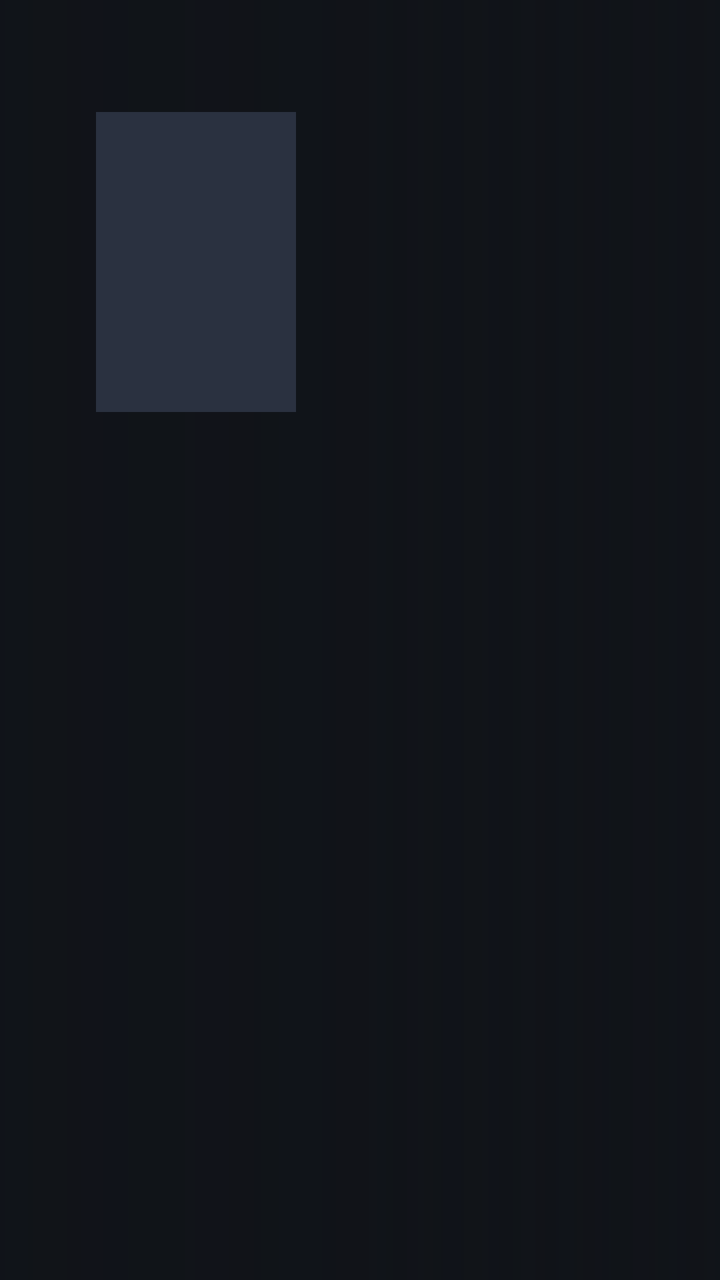
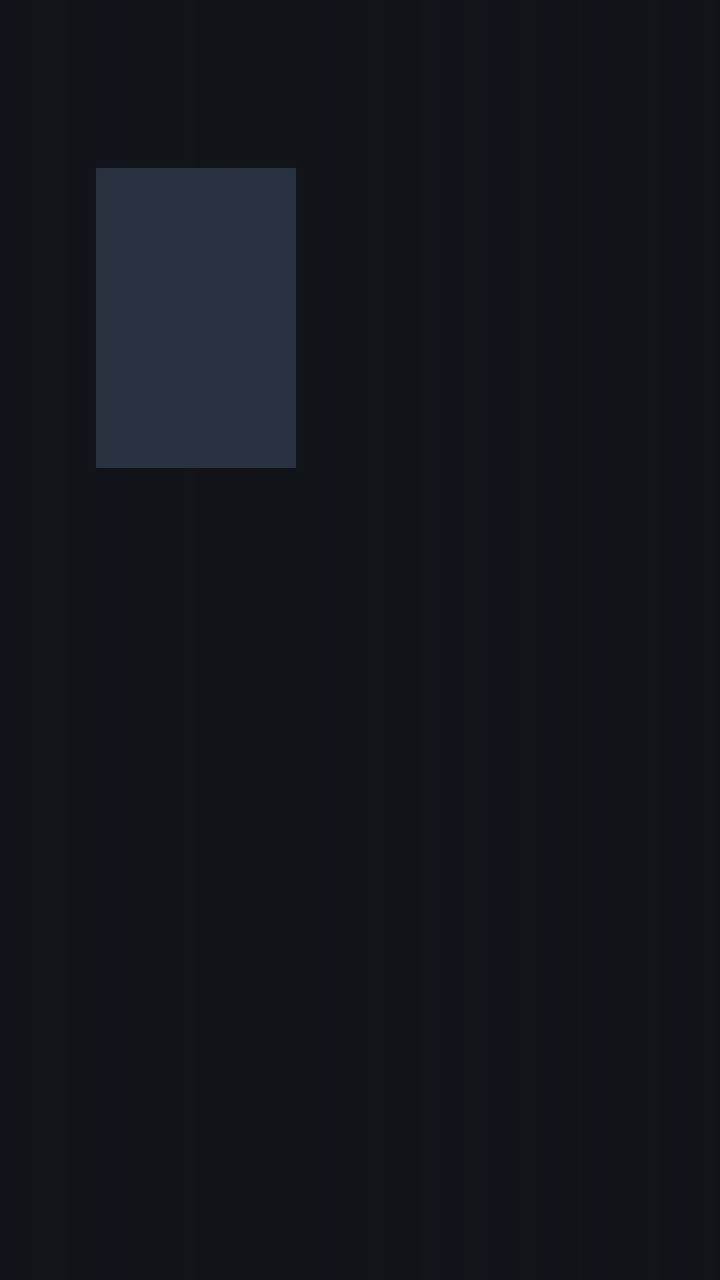

An Android layout rendered at two revisions. The XML below is the earlier revision; the diff shows what the commit changed to produce the second picture.
<!-- AndroidManifest.xml: application theme Theme.RandyFlix -->
<!-- res/layout/activity_show.xml -->
<?xml version="1.0" encoding="utf-8"?>
<FrameLayout xmlns:android="http://schemas.android.com/apk/res/android"
    android:layout_width="match_parent"
    android:layout_height="match_parent"
    android:background="@color/bg">

    <ImageView
        android:id="@+id/backdrop"
        android:layout_width="match_parent"
        android:layout_height="match_parent"
        android:importantForAccessibility="no"
        android:scaleType="centerCrop" />

    <View
        android:layout_width="match_parent"
        android:layout_height="match_parent"
        android:background="@drawable/scrim" />

    <LinearLayout
        android:layout_width="match_parent"
        android:layout_height="match_parent"
        android:orientation="vertical"
        android:paddingLeft="48dp"
        android:paddingTop="56dp"
        android:paddingRight="48dp"
        android:paddingBottom="12dp">

        <LinearLayout
            android:layout_width="match_parent"
            android:layout_height="wrap_content"
            android:orientation="horizontal">

            <ImageView
                android:id="@+id/poster"
                android:layout_width="100dp"
                android:layout_height="150dp"
                android:background="@drawable/placeholder"
                android:importantForAccessibility="no"
                android:scaleType="centerCrop" />

            <LinearLayout
                android:layout_width="0dp"
                android:layout_height="wrap_content"
                android:layout_marginStart="24dp"
                android:layout_weight="1"
                android:orientation="vertical">

                <TextView
                    android:id="@+id/title"
                    android:layout_width="wrap_content"
                    android:layout_height="wrap_content"
                    android:maxLines="1"
                    android:textColor="@color/text_primary"
                    android:textSize="28sp"
                    android:textStyle="bold" />

                <TextView
                    android:id="@+id/meta"
                    android:layout_width="wrap_content"
                    android:layout_height="wrap_content"
                    android:layout_marginTop="4dp"
                    android:textColor="@color/text_secondary"
                    android:textSize="14sp" />

                <TextView
                    android:id="@+id/plot"
                    android:layout_width="match_parent"
                    android:layout_height="wrap_content"
                    android:layout_marginTop="8dp"
                    android:ellipsize="end"
                    android:maxLines="4"
                    android:textColor="@color/text_primary"
                    android:textSize="14sp" />
            </LinearLayout>
        </LinearLayout>

        <HorizontalScrollView
            android:layout_width="match_parent"
            android:layout_height="wrap_content"
            android:layout_marginTop="14dp"
            android:scrollbars="none">

            <LinearLayout
                android:id="@+id/seasons"
                android:layout_width="wrap_content"
                android:layout_height="wrap_content"
                android:orientation="horizontal" />
        </HorizontalScrollView>

        <androidx.recyclerview.widget.RecyclerView
            android:id="@+id/episodes"
            android:layout_width="match_parent"
            android:layout_height="0dp"
            android:layout_marginTop="10dp"
            android:layout_weight="1"
            android:clipToPadding="false"
            android:paddingBottom="24dp" />
    </LinearLayout>
</FrameLayout>
<!-- resources referenced by this layout -->
<resources>
  <color name="bg">#FF101318</color>
  <color name="text_primary">#FFFFFFFF</color>
  <color name="text_secondary">#FFBBC2CC</color>
  <!-- drawable placeholder (drawable) -->
  <?xml version="1.0" encoding="utf-8"?>
  <shape xmlns:android="http://schemas.android.com/apk/res/android" android:shape="rectangle">
      <solid android:color="@color/card" />
  </shape>
  <!-- drawable scrim (drawable) -->
  <?xml version="1.0" encoding="utf-8"?>
  <shape xmlns:android="http://schemas.android.com/apk/res/android" android:shape="rectangle">
      <gradient
          android:angle="0"
          android:centerColor="#CC101318"
          android:endColor="#66101318"
          android:startColor="#F2101318" />
  </shape>
  <style name="Theme.RandyFlix" parent="Theme.Leanback">
          <item name="android:windowBackground">@color/bg</item>
          <item name="android:colorAccent">@color/accent</item>
      </style>
  <color name="card">#FF2A3140</color>
  <color name="accent">#FFF5A623</color>
</resources>

<!-- the commit's change to res/layout/activity_show.xml (unified diff, before → after) -->
@@ -21,7 +21,7 @@
         android:layout_height="match_parent"
         android:orientation="vertical"
         android:paddingLeft="48dp"
-        android:paddingTop="56dp"
+        android:paddingTop="84dp"
         android:paddingRight="48dp"
         android:paddingBottom="12dp">
 
<!-- resource entries referenced after the edit -->
@@ -20,6 +20,8 @@
   <style name="Theme.RandyFlix" parent="Theme.Leanback">
           <item name="android:windowBackground">@color/bg</item>
           <item name="android:colorAccent">@color/accent</item>
+          
+          <item name="browseRowsMarginTop">128dp</item>
       </style>
   <color name="card">#FF2A3140</color>
   <color name="accent">#FFF5A623</color>
